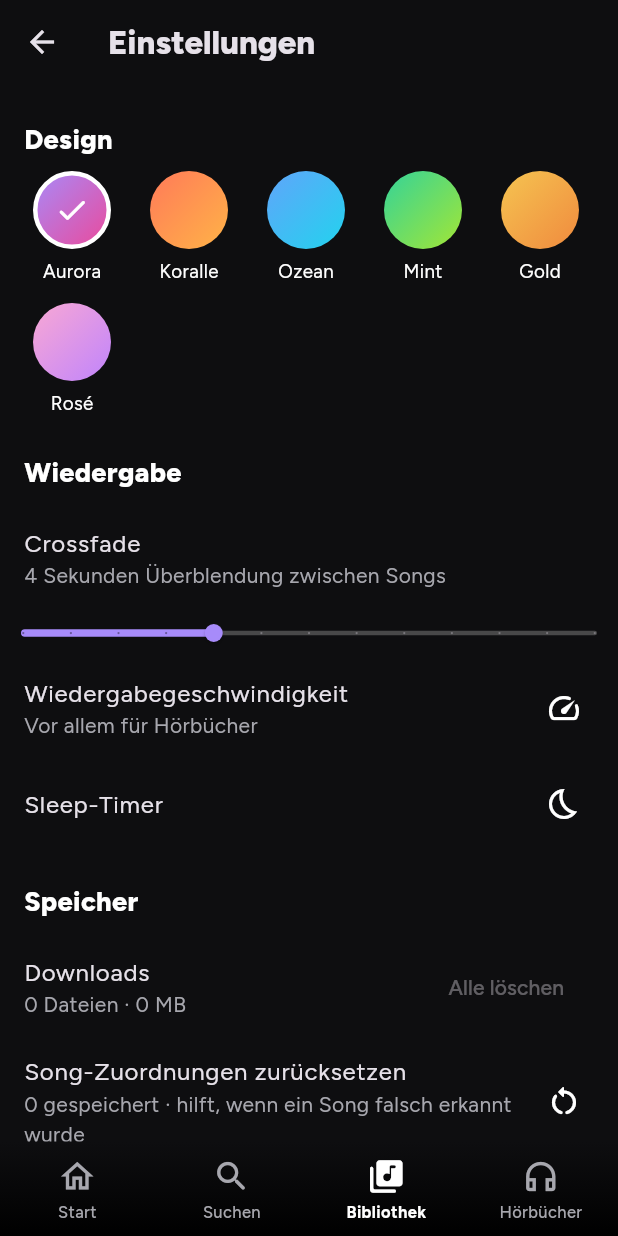
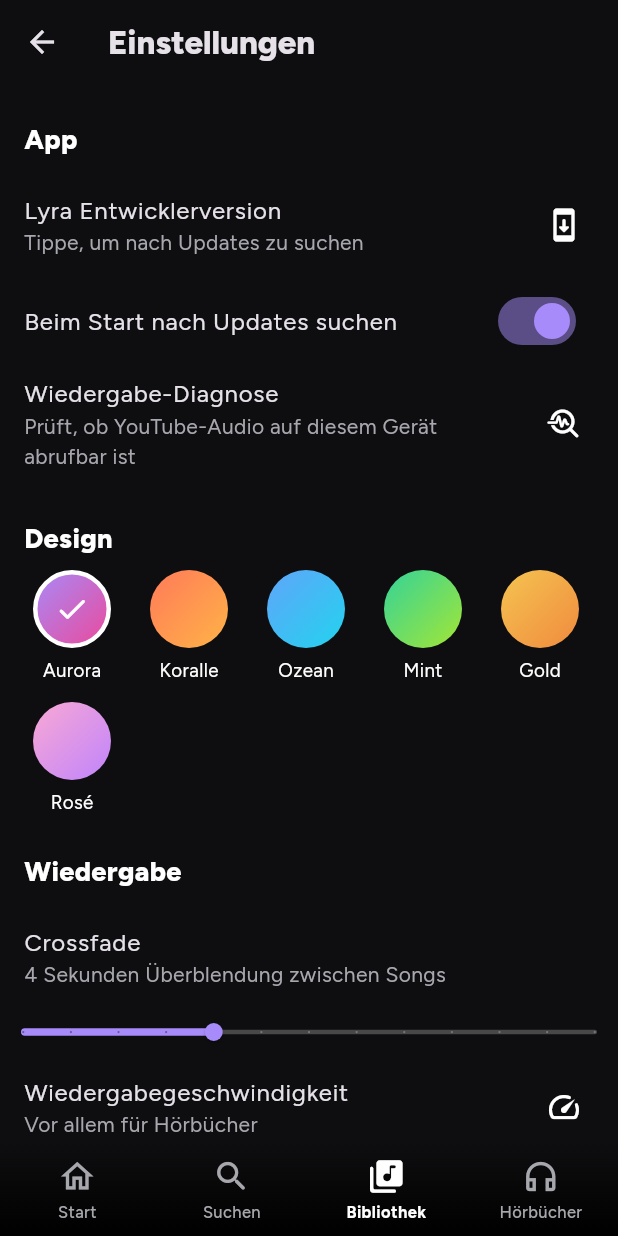
Before and after one commit to hotihysen/Lyra, a Flutter app: the screen it shows after launch, item 3 of the bottom bar chosen, after a tap on the "settings" icon, on a phone screen of 412 x 824 dp. Run offline on Flutter 3.47's test engine with Material 3 defaults, Android fonts, the phone set to English and light mode, and no system bars; our stand-ins replace audio_service, cached_network_image, google_fonts, hive_flutter, just_audio; missing offline and left inert: audio_session, youtube_explode_dart; accounts and stored records are empty; network calls fail.

Commit message:
Robustere YouTube-Wiedergabe, Diagnose in der App, Update-Knopf
- Probiert mehrere Videos und Abrufwege, bis ein Stream Daten liefert
- Streamt über eigenen Zwischenspeicher statt direkter URL
- Fehlermeldungen nennen den Grund
- Update-Prüfung beim Start und in den Einstellungen, Installation per Android-Installer

Co-Authored-By: Claude Opus 5.5 <noreply@anthropic.com>
Claude-Session: https://claude.ai/code/session_01349777mbAqs3KzC7VoHXhY

```diff
--- a/lib/data/store.dart
+++ b/lib/data/store.dart
@@ -25,11 +25,15 @@ class Store extends ChangeNotifier {
   Map<String, Book> books = {};
   Map<String, Map> progress = {};
   int crossfade = 4;
+  String? ytClient;
+  bool autoUpdate = true;
 
   Future<void> init() async {
     _box = await Hive.openBox('lyra');
     accentIndex.value = (_box.get('accent') as int?) ?? 0;
     crossfade = (_box.get('crossfade') as int?) ?? 4;
+    ytClient = _box.get('ytClient') as String?;
+    autoUpdate = (_box.get('autoUpdate') as bool?) ?? true;
     liked = _list('liked', Track.fromJson);
     likedAlbums = _list('likedAlbums', Album.fromJson);
     followed = _list('followed', Artist.fromJson);
@@ -156,6 +160,17 @@ class Store extends ChangeNotifier {
     notifyListeners();
   }
 
+  void setYtClient(String c) {
+    ytClient = c;
+    _box.put('ytClient', c);
+  }
+
+  void setAutoUpdate(bool v) {
+    autoUpdate = v;
+    _box.put('autoUpdate', v);
+    notifyListeners();
+  }
+
   // Einstellungen
   void setAccent(int i) {
     accentIndex.value = i;
--- /dev/null
+++ b/lib/data/updater.dart
@@ -0,0 +1,102 @@
+import 'dart:convert';
+import 'dart:io';
+
+import 'package:flutter/foundation.dart';
+import 'package:flutter/services.dart';
+import 'package:http/http.dart' as http;
+import 'package:path_provider/path_provider.dart';
+
+/// Neue Versionen aus den GitHub-Releases von hotihysen/Lyra holen und installieren.
+class Updater {
+  static const repo = 'hotihysen/Lyra';
+  static const build = int.fromEnvironment('BUILD_NUMBER', defaultValue: 0);
+  static String get version => build == 0 ? 'Entwicklerversion' : '1.0.$build';
+  static const _ch = MethodChannel('ch.hysen.lyra/update');
+
+  static final available = ValueNotifier<UpdateInfo?>(null);
+  static final progress = ValueNotifier<double?>(null);
+
+  /// Gibt null zurück, wenn die App aktuell ist. Wirft bei Fehlern eine verständliche Meldung.
+  static Future<UpdateInfo?> check() async {
+    final r = await http.get(
+      Uri.parse('https://api.github.com/repos/$repo/releases/latest'),
+      headers: {'Accept': 'application/vnd.github+json', 'User-Agent': 'Lyra'},
+    ).timeout(const Duration(seconds: 20));
+    if (r.statusCode == 404) {
+      throw Exception('Keine Releases gefunden. Ist das Repo auf GitHub öffentlich?');
+    }
+    if (r.statusCode != 200) throw Exception('GitHub antwortet mit ${r.statusCode}');
+    final j = jsonDecode(utf8.decode(r.bodyBytes)) as Map;
+    final tag = '${j['tag_name'] ?? ''}';
+    final n = int.tryParse(tag.split('.').last) ?? 0;
+    final assets = (j['assets'] as List?) ?? const [];
+    Map? apk;
+    for (final a in assets) {
+      if ('${(a as Map)['name']}'.endsWith('.apk')) {
+        apk = a;
+        break;
+      }
+    }
+    if (apk == null) throw Exception('Im neuesten Release liegt keine APK');
+    final info = UpdateInfo(
+      build: n,
+      tag: tag,
+      url: '${apk['browser_download_url']}',
+      size: (apk['size'] as num?)?.toInt() ?? 0,
+      notes: '${j['body'] ?? ''}'.trim(),
+    );
+    final newer = n > build;
+    available.value = newer ? info : null;
+    return newer ? info : null;
+  }
+
+  static Future<void> checkSilently() async {
+    try {
+      await check();
+    } catch (_) {}
+  }
+
+  /// Lädt die APK und öffnet den Android-Installer (bestätigen musst du dort selbst).
+  static Future<void> install(UpdateInfo info) async {
+    if (!await _ch.invokeMethod<bool>('canInstall').then((v) => v ?? false)) {
+      await _ch.invokeMethod('openInstallSettings');
+      throw Exception('Bitte erlaube Lyra «Unbekannte Apps installieren» und tippe danach nochmals auf Aktualisieren.');
+    }
+    final dir = Directory('${(await getTemporaryDirectory()).path}/updates');
+    if (dir.existsSync()) dir.deleteSync(recursive: true);
+    dir.createSync(recursive: true);
+    final file = File('${dir.path}/Lyra-${info.tag}.apk');
+    final client = http.Client();
+    progress.value = 0;
+    try {
+      final res = await client.send(http.Request('GET', Uri.parse(info.url)));
+      if (res.statusCode != 200) throw Exception('Download fehlgeschlagen (${res.statusCode})');
+      final total = res.contentLength ?? info.size;
+      final sink = file.openWrite();
+      var got = 0;
+      try {
+        await for (final c in res.stream) {
+          got += c.length;
+          sink.add(c);
+          if (total > 0) progress.value = got / total;
+        }
+      } finally {
+        await sink.close();
+      }
+      await _ch.invokeMethod('install', {'path': file.path});
+    } finally {
+      client.close();
+      progress.value = null;
+    }
+  }
+}
+
+class UpdateInfo {
+  final int build;
+  final String tag;
+  final String url;
+  final int size;
+  final String notes;
+  const UpdateInfo({required this.build, required this.tag, required this.url, required this.size, required this.notes});
+  String get version => tag.startsWith('v') ? tag.substring(1) : tag;
+}
--- a/lib/ui/pages/settings.dart
+++ b/lib/ui/pages/settings.dart
@@ -1,6 +1,8 @@
 import 'package:flutter/material.dart';
 
 import '../../data/store.dart';
+import '../../data/updater.dart';
+import '../update_ui.dart';
 import '../shell.dart';
 import '../theme.dart';
 import '../widgets.dart';
@@ -25,6 +27,29 @@ class SettingsPage extends StatelessWidget {
         return ListView(
           padding: const EdgeInsets.only(bottom: 32),
           children: [
+            _h('App'),
+            ListTile(
+              title: Text('Lyra ${Updater.version}'),
+              subtitle: ValueListenableBuilder<UpdateInfo?>(
+                valueListenable: Updater.available,
+                builder: (c, u, _) => Text(u == null ? 'Tippe, um nach Updates zu suchen' : 'Update auf ${u.version} verfügbar',
+                    style: TextStyle(color: u == null ? kMuted : accent)),
+              ),
+              trailing: const Icon(Icons.system_update_rounded),
+              onTap: () => checkForUpdate(context),
+            ),
+            SwitchListTile(
+              title: const Text('Beim Start nach Updates suchen'),
+              value: s.autoUpdate,
+              activeColor: accent,
+              onChanged: s.setAutoUpdate,
+            ),
+            ListTile(
+              title: const Text('Wiedergabe-Diagnose'),
+              subtitle: const Text('Prüft, ob YouTube-Audio auf diesem Gerät abrufbar ist', style: TextStyle(color: kMuted)),
+              trailing: const Icon(Icons.troubleshoot_rounded),
+              onTap: () => openPage(const DiagnosePage()),
+            ),
             _h('Design'),
             Padding(
               padding: const EdgeInsets.symmetric(horizontal: 12),
--- a/lib/ui/shell.dart
+++ b/lib/ui/shell.dart
@@ -4,6 +4,7 @@ import 'package:flutter/services.dart';
 
 import '../data/models.dart';
 import '../data/store.dart';
+import '../data/updater.dart';
 import '../main.dart';
 import 'pages/books.dart';
 import 'pages/home.dart';
@@ -11,6 +12,7 @@ import 'pages/library.dart';
 import 'pages/player.dart';
 import 'pages/search.dart';
 import 'theme.dart';
+import 'update_ui.dart';
 import 'widgets.dart';
 
 final shellKey = GlobalKey<ShellState>();
@@ -34,6 +36,13 @@ class ShellState extends State<Shell> {
   void initState() {
     super.initState();
     audio.error.addListener(_showError);
+    if (Store.instance.autoUpdate) {
+      Future.delayed(const Duration(seconds: 3), () async {
+        await Updater.checkSilently();
+        final info = Updater.available.value;
+        if (info != null && mounted) showUpdateDialogOnce(context, info);
+      });
+    }
   }
 
   @override
@@ -47,7 +56,7 @@ class ShellState extends State<Shell> {
     if (msg == null || !mounted) return;
     ScaffoldMessenger.of(context)
       ..hideCurrentSnackBar()
-      ..showSnackBar(SnackBar(content: Text(msg), duration: const Duration(seconds: 3)));
+      ..showSnackBar(SnackBar(content: Text(msg), duration: const Duration(seconds: 5)));
   }
 
   void push(Widget page) {
```
Also changed, not shown: lib/api/youtube.dart (+280 -48 lines), lib/audio/handler.dart (+6 -2 lines), lib/ui/update_ui.dart (added, +164 -0 lines), 4 other files.
